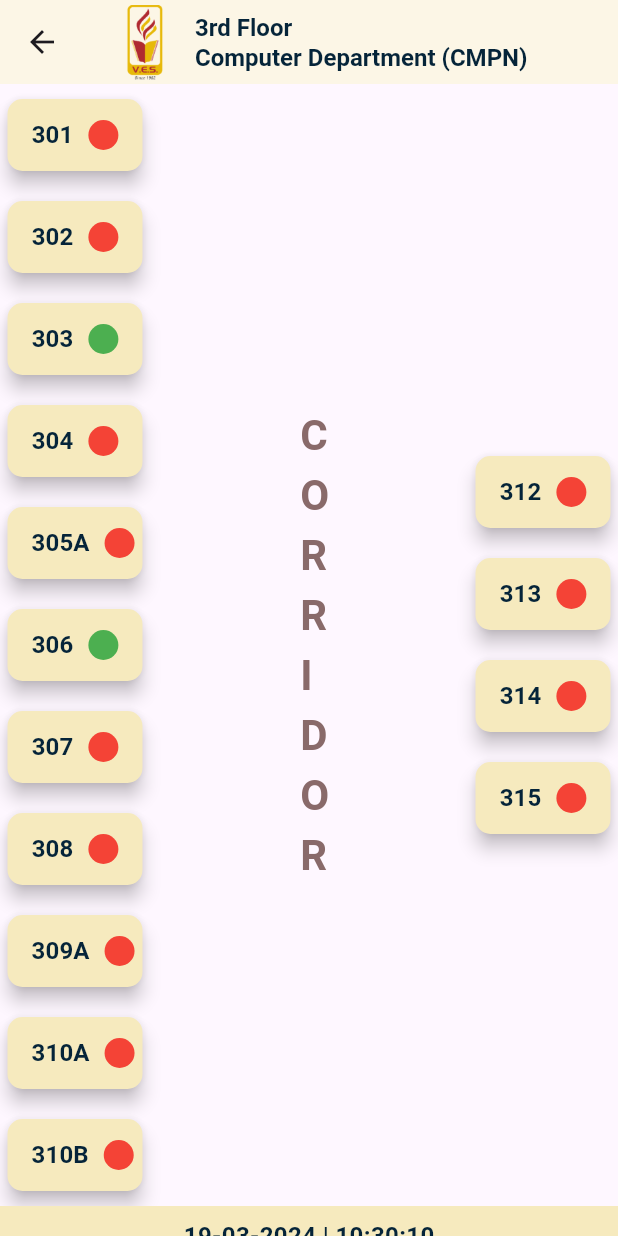
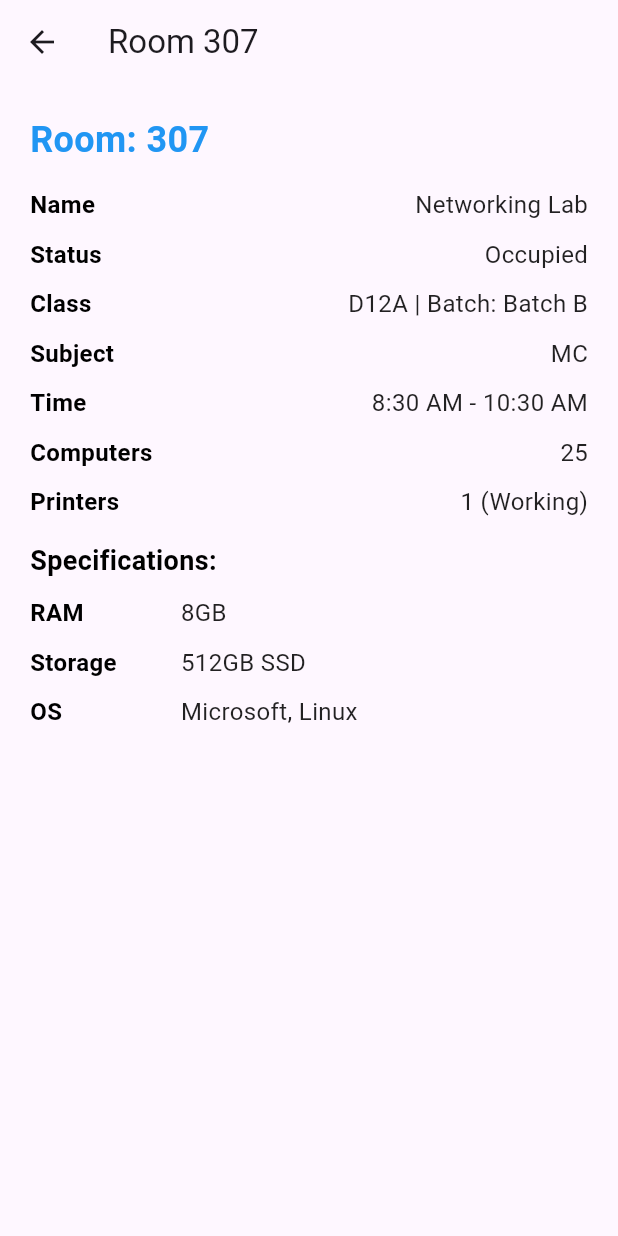
Before and after one commit to Mkaif-Qureshi/VESIT_COMPASS, a Flutter app: the ThirdFloorPage screen opened directly, after a tap on "307", on a phone screen of 412 x 824 dp. Run offline on Flutter 3.47's test engine with Material 3 defaults, Android fonts, the phone set to English and light mode, and no system bars; our stand-ins replace animated_text_kit.

Commit message:
first Commit

```diff
--- a/lib/constants.dart
+++ b/lib/constants.dart
@@ -18,3 +18,9 @@ const TextStyle kCorridorTextStyle = TextStyle(
   fontSize: 28,
   fontWeight: FontWeight.bold,
 );
+
+const TextStyle kExitTextStyle = TextStyle(
+  color: Colors.white,
+  fontSize: 20,
+  fontWeight: FontWeight.bold,
+);
--- a/lib/main.dart
+++ b/lib/main.dart
@@ -27,7 +27,7 @@ class _SplashScreenState extends State<SplashScreen> {
   void initState() {
     super.initState();
     // Wait for 3 seconds and then navigate to the next page
-    Future.delayed(Duration(seconds: 0), () {
+    Future.delayed(Duration(seconds: 3), () {
       Navigator.pushReplacement(
         context,
         MaterialPageRoute(builder: (context) => HomePage()),
--- /dev/null
+++ b/lib/screens/RoomPage.dart
@@ -0,0 +1,159 @@
+import 'dart:convert';
+
+import 'package:flutter/material.dart';
+import 'package:flutter/services.dart';
+
+class RoomPage extends StatefulWidget {
+  final String roomNumber;
+
+  RoomPage({required this.roomNumber});
+
+  @override
+  _RoomPageState createState() => _RoomPageState();
+}
+
+class _RoomPageState extends State<RoomPage> {
+  late Future<Map<String, dynamic>> roomData;
+
+  @override
+  void initState() {
+    super.initState();
+    roomData = fetchRoomData(widget.roomNumber);
+  }
+
+  Future<Map<String, dynamic>> fetchRoomData(String roomNumber) async {
+    String jsonString =
+        await rootBundle.loadString('assets/data/room_data.json');
+    List<dynamic> dataList = json.decode(jsonString);
+    return dataList.firstWhere((room) => room['roomNumber'] == roomNumber);
+  }
+
+  @override
+  Widget build(BuildContext context) {
+    return Scaffold(
+      appBar: AppBar(
+        title: Text('Room ${widget.roomNumber}'),
+      ),
+      body: FutureBuilder<Map<String, dynamic>>(
+        future: roomData,
+        builder: (context, snapshot) {
+          if (snapshot.connectionState == ConnectionState.waiting) {
+            return Center(
+              child: CircularProgressIndicator(),
+            );
+          } else if (snapshot.hasError) {
+            return Center(
+              child: Text('Error: ${snapshot.error}'),
+            );
+          } else {
+            return buildRoomInfo(context, snapshot.data!);
+          }
+        },
+      ),
+    );
+  }
+
+  Widget buildRoomInfo(BuildContext context, Map<String, dynamic> data) {
+    return SingleChildScrollView(
+      padding: EdgeInsets.all(20.0),
+      child: Column(
+        crossAxisAlignment: CrossAxisAlignment.start,
+        children: [
+          _buildHeader('Room: ${data['roomNumber']}'),
+          SizedBox(height: 10),
+          _buildInfoRow('Name', data['name']),
+          _buildInfoRow('Status', data['status']),
+          _buildInfoRow('Class', '${data['class']} | Batch: ${data['batch']}'),
+          _buildInfoRow('Subject', data['subject']),
+          _buildInfoRow('Time', data['time']),
+          _buildInfoRow('Computers', data['computers'].toString()),
+          _buildInfoRow(
+              'Printers', '${data['printers']} (${data['printerStatus']})'),
+          SizedBox(height: 10),
+          Text(
+            'Specifications:',
+            style: TextStyle(
+              fontSize: 18,
+              fontWeight: FontWeight.bold,
+              color: Colors.black,
+            ),
+          ),
+          SizedBox(height: 5),
+          _buildSpecInfoRow('RAM', data['specifications']['ram']),
+          _buildSpecInfoRow('Storage', data['specifications']['storage']),
+          _buildSpecInfoRow('OS', data['specifications']['os'].join(', ')),
+        ],
+      ),
+    );
+  }
+
+  Widget _buildHeader(String text) {
+    return Text(
+      text,
+      style: TextStyle(
+        fontSize: 24,
+        fontWeight: FontWeight.bold,
+        color: Colors.blue,
+      ),
+    );
+  }
+
+  Widget _buildInfoRow(String label, String value) {
+    return Padding(
+      padding: const EdgeInsets.symmetric(vertical: 5.0),
+      child: Row(
+        mainAxisAlignment: MainAxisAlignment.spaceBetween,
+        children: [
+          Text(
+            label,
+            style: TextStyle(
+              fontSize: 16,
+              fontWeight: FontWeight.bold,
+              color: Colors.black,
+            ),
+          ),
+          Text(
+            value,
+            style: TextStyle(
+              fontSize: 16,
+              color: Colors.black87,
+            ),
+          ),
+        ],
+      ),
+    );
+  }
+
+  Widget _buildSpecInfoRow(String label, String value) {
+    return Padding(
+      padding: const EdgeInsets.symmetric(vertical: 5.0),
+      child: Row(
+        crossAxisAlignment: CrossAxisAlignment.start,
+        children: [
+          Expanded(
+            flex: 1,
+            child: Text(
+              label,
+              style: TextStyle(
+                fontSize: 16,
+                fontWeight: FontWeight.bold,
+                color: Colors.black,
+              ),
+            ),
+          ),
+          SizedBox(width: 10),
+          Expanded(
+            flex: 3,
+            child: Text(
+              value,
+              style: TextStyle(
+                fontSize: 16,
+                color: Colors.black87,
+              ),
+            ),
+          ),
+        ],
+      ),
+    );
+  }
+}
--- a/lib/screens/ThirdFloorPage.dart
+++ b/lib/screens/ThirdFloorPage.dart
@@ -1,9 +1,12 @@
 import 'package:flutter/material.dart';
+import 'package:vesit_compass/screens/MyAppBar.dart';
+import 'package:vesit_compass/widgets/RoomButton.dart';
+import 'package:vesit_compass/widgets/TimerFooter.dart';
+import 'package:vesit_compass/widgets/VerticalExitButton.dart';
+import 'package:vesit_compass/widgets/VerticalText.dart';
 
-import '../widgets/Corridor.dart';
-import '../widgets/RoomButton.dart';
-import '../widgets/TimerFooter.dart';
-import 'MyAppBar.dart';
+import '../constants.dart';
+import 'RoomPage.dart';
 
 class ThirdFloorPage extends StatelessWidget {
   const ThirdFloorPage({Key? key}) : super(key: key);
@@ -31,7 +34,18 @@ class ThirdFloorPage extends StatelessWidget {
                     RoomButton(roomNumber: '304', isOccupied: true),
                     RoomButton(roomNumber: '305A', isOccupied: true),
                     RoomButton(roomNumber: '306', isOccupied: false),
-                    RoomButton(roomNumber: '307', isOccupied: true),
+                    RoomButton(
+                        roomNumber: '307',
+                        isOccupied: true,
+                        onTap: () {
+                          // Navigate to RoomPage with room number 307
+                          Navigator.push(
+                            context,
+                            MaterialPageRoute(
+                                builder: (context) =>
+                                    RoomPage(roomNumber: '307')),
+                          );
+                        }),
                     RoomButton(roomNumber: '308', isOccupied: true),
                     RoomButton(roomNumber: '309A', isOccupied: true),
                     RoomButton(roomNumber: '310A', isOccupied: true),
@@ -41,12 +55,9 @@ class ThirdFloorPage extends StatelessWidget {
                 ),
                 Center(
                   child: Container(
-                    alignment: Alignment.center,
-                    padding: EdgeInsets.symmetric(horizontal: 100.0),
-                    width: 50,
                     child: VerticalText(
                       textList: ['C', 'O', 'R', 'R', 'I', 'D', 'O', 'R'],
-                      fontSize: 24, // Adjust font size as needed
+                      textStyle: kCorridorTextStyle,
                     ),
                   ),
                 ),
@@ -56,6 +67,7 @@ class ThirdFloorPage extends StatelessWidget {
                     children: [
                       RoomButton(roomNumber: '312', isOccupied: true),
                       RoomButton(roomNumber: '313', isOccupied: true),
+                      VerticalExitButton(),
                       RoomButton(roomNumber: '314', isOccupied: true),
                       RoomButton(roomNumber: '315', isOccupied: true),
                       // Add more RoomButtons as needed
--- a/lib/widgets/Corridor.dart
+++ /dev/null
@@ -1,26 +0,0 @@
-import 'package:flutter/material.dart';
-
-import '../constants.dart';
-
-class VerticalText extends StatelessWidget {
-  final List<String> textList;
-  final double fontSize;
-
-  VerticalText({required this.textList, this.fontSize = 24});
-
-  @override
-  Widget build(BuildContext context) {
-    return Container(
-      width: 50, // Adjust width as needed
-      child: Column(
-        mainAxisAlignment: MainAxisAlignment.center,
-        children: textList
-            .map((text) => Text(
-                  text,
-                  style: kCorridorTextStyle,
-                ))
-            .toList(),
-      ),
-    );
-  }
-}
--- a/lib/widgets/RoomButton.dart
+++ b/lib/widgets/RoomButton.dart
@@ -4,10 +4,12 @@ import 'package:vesit_compass/constants.dart';
 class RoomButton extends StatelessWidget {
   final String roomNumber;
   final bool isOccupied; // true if room is occupied, false otherwise
+  final VoidCallback? onTap; // Callback function when button is tapped
 
   const RoomButton({
     required this.roomNumber,
     required this.isOccupied,
+    this.onTap, // Accept onTap as a parameter
     Key? key,
   }) : super(key: key);
 
@@ -22,10 +24,11 @@ class RoomButton extends StatelessWidget {
           elevation: 5.0,
           color: kButtonColor,
           borderRadius: BorderRadius.circular(10.0),
-          child: MaterialButton(
-            onPressed: () {},
-            minWidth: 300.0,
-            height: 45.0,
+          child: InkWell(
+            // Use InkWell for tap functionality
+            onTap: onTap, // Call the onTap function when button is tapped
+            child: Padding(
+              padding: const EdgeInsets.all(8.0),
               child: Row(
                 mainAxisAlignment: MainAxisAlignment.center,
                 children: [
@@ -47,6 +50,7 @@ class RoomButton extends StatelessWidget {
             ),
           ),
         ),
+      ),
     );
   }
 }
--- a/lib/widgets/TimeCard.dart
+++ b/lib/widgets/TimeCard.dart
@@ -30,7 +30,7 @@ class _TimeCardState extends State<TimeCard> {
   void updateTime() {
     setState(() {
       formattedDateTime =
-          DateFormat(" dd-MM-yyyy  |  hh:mm:ss ").format(DateTime.now());
+          DateFormat(" dd-MM-yyyy  |  hh:mm a ").format(DateTime.now());
     });
   }
 
--- a/lib/widgets/TimerFooter.dart
+++ b/lib/widgets/TimerFooter.dart
@@ -29,7 +29,7 @@ class _TimerFooterState extends State<TimerFooter> {
   void _updateTime() {
     setState(() {
       _formattedDateTime =
-          DateFormat("dd-MM-yyyy | hh:mm:ss").format(DateTime.now());
+          DateFormat("dd-MM-yyyy | hh:mm a").format(DateTime.now());
     });
   }
 
--- /dev/null
+++ b/lib/widgets/VerticalExitButton.dart
@@ -0,0 +1,36 @@
+import 'package:flutter/material.dart';
+
+import '../constants.dart';
+import 'VerticalText.dart';
+
+class VerticalExitButton extends StatelessWidget {
+  const VerticalExitButton({Key? key}) : super(key: key);
+
+  @override
+  Widget build(BuildContext context) {
+    return GestureDetector(
+      onTap: () {
+        Navigator.pop(context);
+      },
+      child: Container(
+        height: 150, // Adjust height as needed
+        decoration: BoxDecoration(
+          color: Colors.deepOrange, // Adjust button color as needed
+          borderRadius: BorderRadius.only(
+            topLeft: Radius.circular(10),
+            bottomLeft: Radius.circular(10),
+          ),
+        ),
+        child: Column(
+          mainAxisAlignment: MainAxisAlignment.center,
+          children: [
+            VerticalText(
+              textList: ['E', 'X', 'I', 'T'],
+              textStyle: kExitTextStyle,
+            ),
+          ],
+        ),
+      ),
+    );
+  }
+}
--- /dev/null
+++ b/lib/widgets/VerticalText.dart
@@ -0,0 +1,26 @@
+import 'package:flutter/material.dart';
+
+import '../constants.dart';
+
+class VerticalText extends StatelessWidget {
+  final List<String> textList;
+  final TextStyle textStyle;
+
+  VerticalText({required this.textList, required this.textStyle});
+
+  @override
+  Widget build(BuildContext context) {
+    return Container(
+      width: 50,
+      child: Column(
+        mainAxisAlignment: MainAxisAlignment.center,
+        children: textList
+            .map((text) => Text(
+                  text,
+                  style: textStyle ?? kCorridorTextStyle,
+                ))
+            .toList(),
+      ),
+    );
+  }
+}
--- a/pubspec.yaml
+++ b/pubspec.yaml
@@ -42,6 +42,7 @@ flutter:
   uses-material-design: true
 
   assets:
+    - assets/data/
     - assets/images/
 
   # To add assets to your application, add an assets section, like this:
```
Also changed, not shown: assets/data/room_data.json (added, +36 -0 lines), 1 other file. Lines whose indentation alone changed are shown as unchanged.
